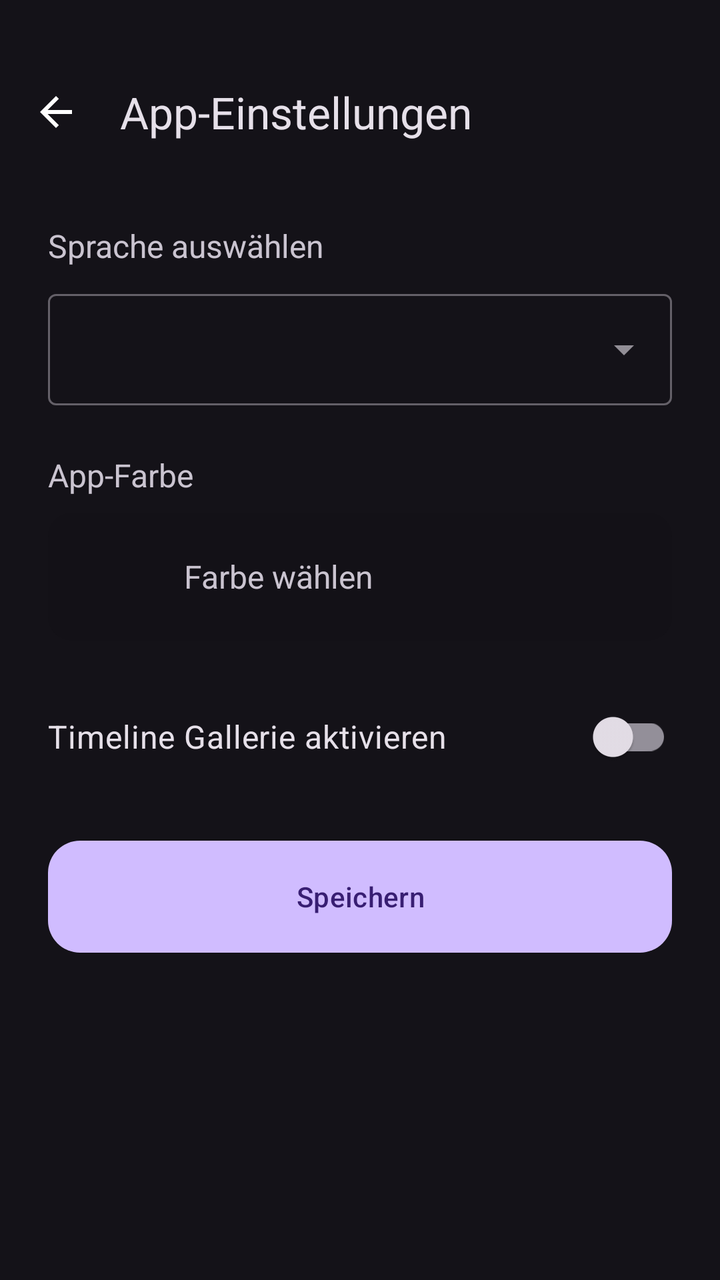
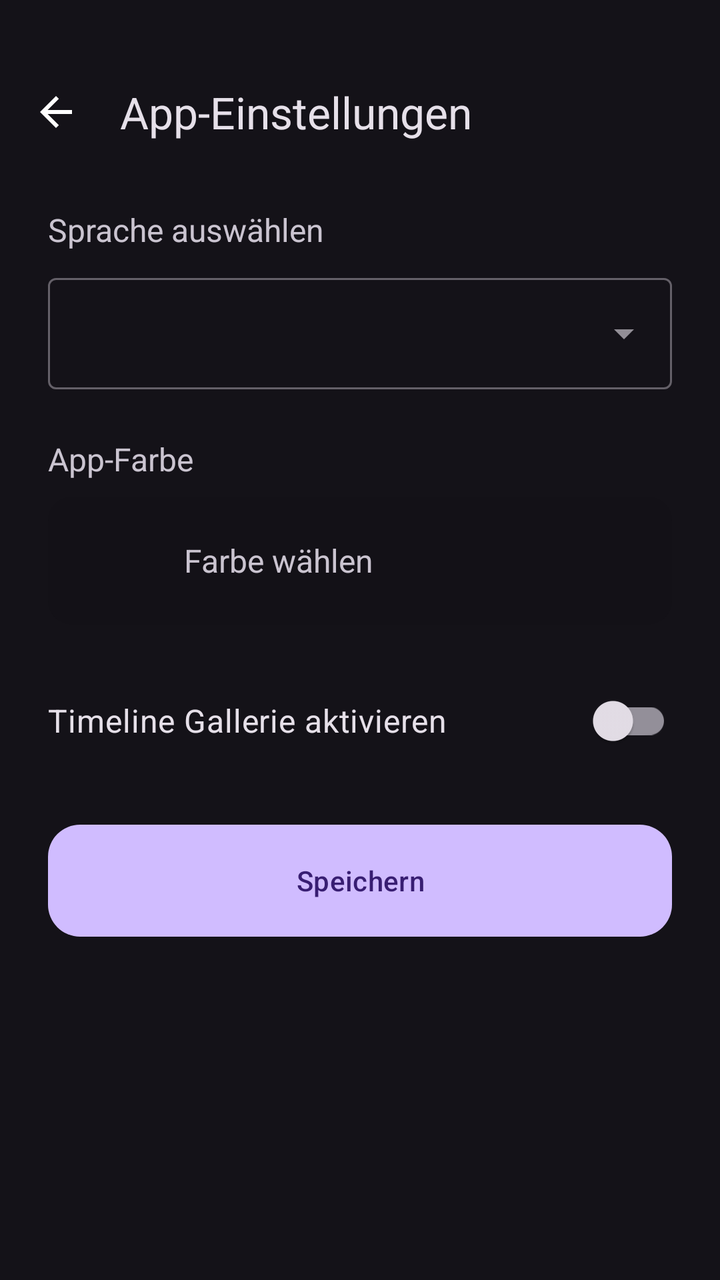

Before-and-after screenshots of an Android layout around one commit, followed by the original layout XML and the change that was made.
<!-- AndroidManifest.xml: application theme Theme.PlacesTracker -->
<!-- res/layout/fragment_app_settings.xml -->
<?xml version="1.0" encoding="utf-8"?>
<androidx.coordinatorlayout.widget.CoordinatorLayout xmlns:android="http://schemas.android.com/apk/res/android"
    xmlns:app="http://schemas.android.com/apk/res-auto"
    android:layout_width="match_parent"
    android:layout_height="match_parent"
    android:background="?android:attr/windowBackground">

    <com.google.android.material.appbar.AppBarLayout
        android:layout_width="match_parent"
        android:layout_height="wrap_content"
        android:background="@android:color/transparent"
        app:elevation="0dp">

        <View
            android:layout_width="match_parent"
            android:layout_height="24dp" />

        <com.google.android.material.appbar.MaterialToolbar
            android:id="@+id/toolbar"
            android:layout_width="match_parent"
            android:layout_height="?attr/actionBarSize"
            app:navigationIcon="@drawable/ic_arrow_back"
            app:title="@string/app_settings" />
    </com.google.android.material.appbar.AppBarLayout>

    <androidx.core.widget.NestedScrollView
        android:layout_width="match_parent"
        android:layout_height="match_parent"
        app:layout_behavior="@string/appbar_scrolling_view_behavior">

        <LinearLayout
            android:layout_width="match_parent"
            android:layout_height="wrap_content"
            android:orientation="vertical"
            android:padding="24dp">

            <TextView
                android:layout_width="match_parent"
                android:layout_height="wrap_content"
                android:text="@string/select_language"
                android:textSize="16sp"
                android:layout_marginBottom="8dp"/>

            <com.google.android.material.textfield.TextInputLayout
                android:layout_width="match_parent"
                android:layout_height="wrap_content"
                android:layout_marginBottom="24dp"
                style="@style/Widget.MaterialComponents.TextInputLayout.OutlinedBox.ExposedDropdownMenu">

                <AutoCompleteTextView
                    android:id="@+id/languageSelector"
                    android:layout_width="match_parent"
                    android:layout_height="wrap_content"
                    android:inputType="none" />
            </com.google.android.material.textfield.TextInputLayout>

            <TextView
                android:layout_width="match_parent"
                android:layout_height="wrap_content"
                android:text="@string/app_color"
                android:textSize="16sp"
                android:layout_marginBottom="8dp"/>

            <LinearLayout
                android:id="@+id/btnPickColor"
                android:layout_width="match_parent"
                android:layout_height="wrap_content"
                android:orientation="horizontal"
                android:gravity="center_vertical"
                android:background="@drawable/rounded_corners"
                android:backgroundTint="#10000000"
                android:padding="12dp"
                android:clickable="true"
                android:focusable="true"
                android:layout_marginBottom="24dp">

                <View
                    android:id="@+id/viewCurrentColor"
                    android:layout_width="40dp"
                    android:layout_height="40dp"
                    android:background="@drawable/bg_color_circle" />

                <TextView
                    android:layout_width="wrap_content"
                    android:layout_height="wrap_content"
                    android:layout_marginStart="16dp"
                    android:text="@string/pick_color"
                    android:textSize="16sp" />
            </LinearLayout>

            <com.google.android.material.switchmaterial.SwitchMaterial
                android:id="@+id/switchTimelineGallery"
                android:layout_width="match_parent"
                android:layout_height="wrap_content"
                android:text="@string/enable_timeline_gallery"
                android:textSize="16sp"
                android:layout_marginBottom="24dp" />

            
            <LinearLayout
                android:id="@+id/syncSection"
                android:layout_width="match_parent"
                android:layout_height="wrap_content"
                android:orientation="vertical"
                android:visibility="gone">
                <View
                    android:layout_width="match_parent"
                    android:layout_height="1dp"
                    android:background="#20000000"
                    android:layout_marginBottom="24dp" />

                <TextView
                    android:layout_width="match_parent"
                    android:layout_height="wrap_content"
                    android:text="Synchronisation"
                    android:textSize="18sp"
                    android:textStyle="bold"
                    android:layout_marginBottom="16dp"/>

                <com.google.android.material.switchmaterial.SwitchMaterial
                    android:id="@+id/switchSync"
                    android:layout_width="match_parent"
                    android:layout_height="wrap_content"
                    android:text="Supabase Sync aktivieren"
                    android:textSize="16sp"
                    android:layout_marginBottom="16dp" />

                <com.google.android.material.textfield.TextInputLayout
                    android:id="@+id/layoutSyncUsername"
                    android:layout_width="match_parent"
                    android:layout_height="wrap_content"
                    android:hint="Benutzername für Sync"
                    android:visibility="gone"
                    android:layout_marginBottom="24dp"
                    style="@style/Widget.MaterialComponents.TextInputLayout.OutlinedBox">

                    <com.google.android.material.textfield.TextInputEditText
                        android:id="@+id/etSyncUsername"
                        android:layout_width="match_parent"
                        android:layout_height="wrap_content"
                        android:inputType="textPersonName" />
                </com.google.android.material.textfield.TextInputLayout>
            </LinearLayout>

            <com.google.android.material.button.MaterialButton
                android:id="@+id/btnSaveAppSettings"
                android:layout_width="match_parent"
                android:layout_height="64dp"
                android:text="@string/save"
                app:cornerRadius="16dp" />

        </LinearLayout>
    </androidx.core.widget.NestedScrollView>

</androidx.coordinatorlayout.widget.CoordinatorLayout>
<!-- resources referenced by this layout -->
<resources>
  <!-- drawable bg_color_circle (drawable) -->
  <?xml version="1.0" encoding="utf-8"?>
  <shape xmlns:android="http://schemas.android.com/apk/res/android"
      android:shape="oval">
  
      <size
          android:width="48dp"
          android:height="48dp"/>
  
  </shape>
  <!-- drawable ic_arrow_back (drawable) -->
  <vector xmlns:android="http://schemas.android.com/apk/res/android" android:autoMirrored="true" android:height="24dp" android:tint="#FFFFFF" android:viewportHeight="960" android:viewportWidth="960" android:width="24dp">
        
      <path android:fillColor="@android:color/white" android:pathData="M313,520L537,744L480,800L160,480L480,160L537,216L313,440L800,440L800,520L313,520Z"/>
      
  </vector>
  <!-- drawable rounded_corners (drawable) -->
  <shape xmlns:android="http://schemas.android.com/apk/res/android"
      android:shape="rectangle">
      <corners android:radius="12dp"/>
  </shape>
  <string name="app_color">App-Farbe</string>
  <string name="app_settings">App-Einstellungen</string>
  <string name="enable_timeline_gallery">Timeline Gallerie aktivieren</string>
  <string name="pick_color">Farbe wählen</string>
  <string name="save">Speichern</string>
  <string name="select_language">Sprache auswählen</string>
  <style name="Theme.PlacesTracker" parent="Theme.Material3.Dark.NoActionBar" />
</resources>

<!-- the commit's change to res/layout/fragment_app_settings.xml (unified diff, before → after) -->
@@ -11,16 +11,14 @@
         android:background="@android:color/transparent"
         app:elevation="0dp">
 
-        <View
-            android:layout_width="match_parent"
-            android:layout_height="24dp" />
-
         <com.google.android.material.appbar.MaterialToolbar
             android:id="@+id/toolbar"
             android:layout_width="match_parent"
             android:layout_height="?attr/actionBarSize"
+            android:layout_marginTop="24dp"
             app:navigationIcon="@drawable/ic_arrow_back"
-            app:title="@string/app_settings" />
+            app:title="@string/app_settings"
+            app:titleTextAppearance="@style/TextAppearance.Material3.TitleLarge" />
     </com.google.android.material.appbar.AppBarLayout>
 
     <androidx.core.widget.NestedScrollView
@@ -32,7 +30,9 @@
             android:layout_width="match_parent"
             android:layout_height="wrap_content"
             android:orientation="vertical"
-            android:padding="24dp">
+            android:paddingHorizontal="24dp"
+            android:paddingTop="16dp"
+            android:paddingBottom="24dp">
 
             <TextView
                 android:layout_width="match_parent"
